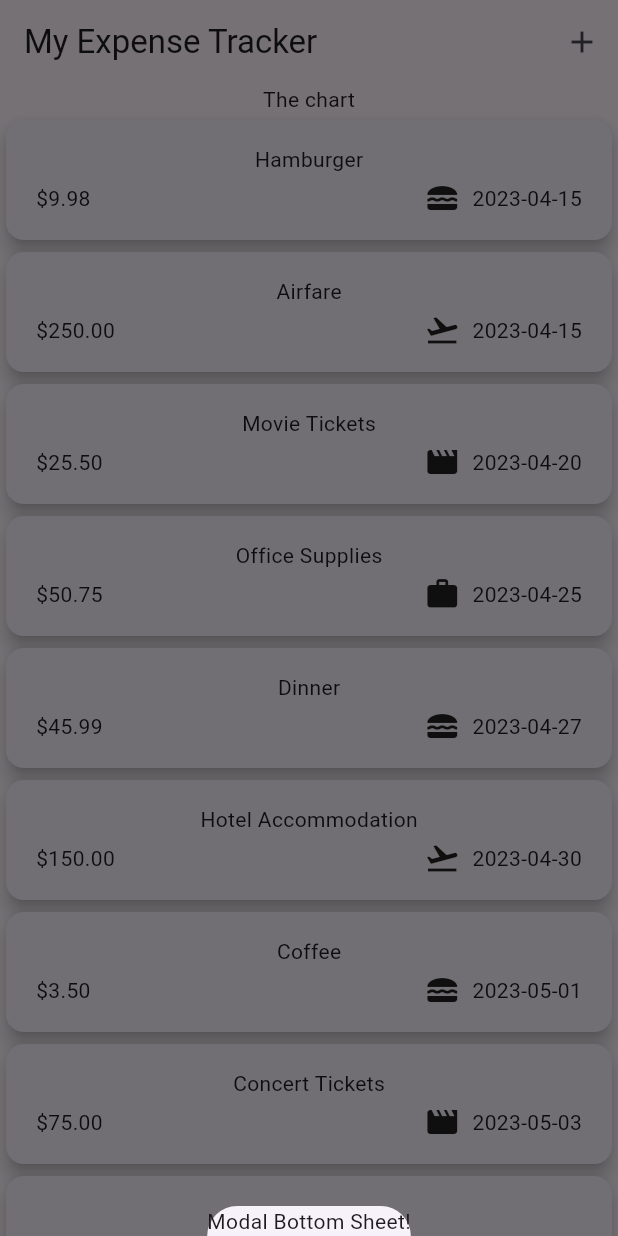
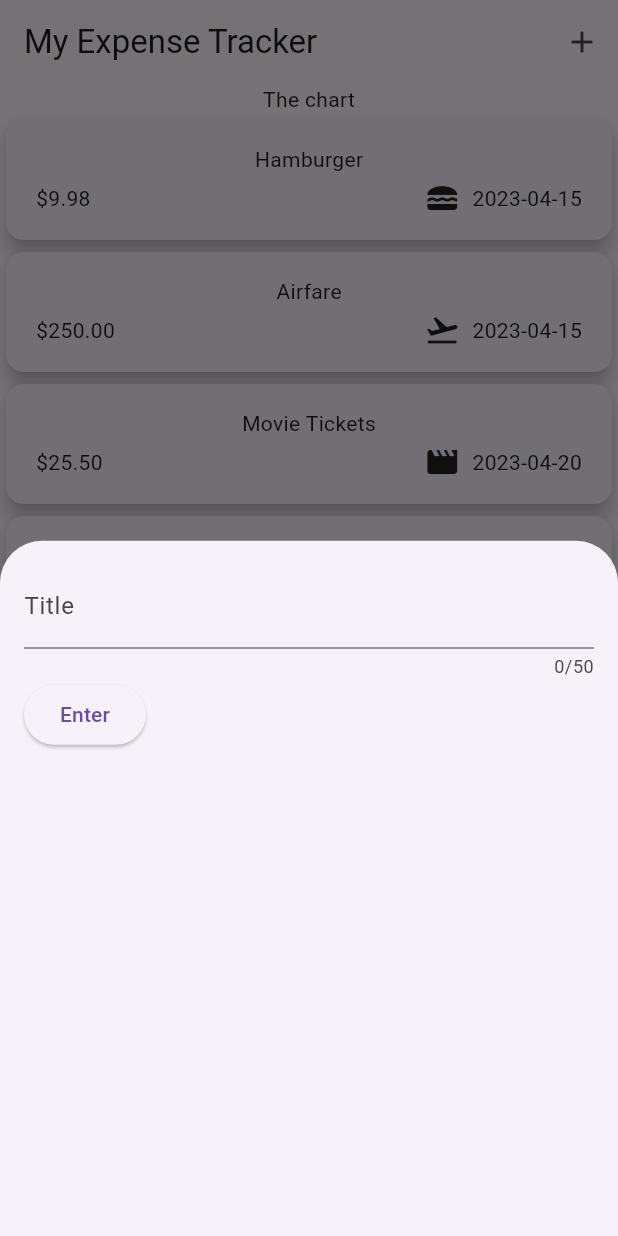
Before and after one commit to K-Mose/Flutter_Udemy_course, a Flutter app: the screen it shows after launch, after a tap on the "add" icon, on a phone screen of 412 x 824 dp. Run offline on Flutter 3.47's test engine with Material 2 defaults, Android fonts, the phone set to English and light mode, and no system bars; missing offline and left inert: dart:ffi.

Commit message:
Handling User Input With TextField Widget  - 1. onChange

```diff
--- a/expense_tracker/lib/widgets/expenses.dart
+++ b/expense_tracker/lib/widgets/expenses.dart
@@ -1,5 +1,6 @@
 import 'package:expense_tracker/widgets/expenses_list/expenses_list.dart';
 import 'package:expense_tracker/model/expense.dart';
+import 'package:expense_tracker/widgets/new_expense.dart';
 import 'package:flutter/material.dart';
 
 
@@ -95,7 +96,7 @@ class _ExpensesState extends State<Expenses> {
 
   void _openAddExpenseOverlay() {
     showModalBottomSheet(context: context, builder: (context) => Container(
-      child: Text("Modal Bottom Sheet!"),
+      child: NewExpense(),
     ));
   }
 
--- /dev/null
+++ b/expense_tracker/lib/widgets/new_expense.dart
@@ -0,0 +1,47 @@
+import 'package:flutter/material.dart';
+
+class NewExpense extends StatefulWidget {
+  const NewExpense({super.key});
+
+  @override
+  State<NewExpense> createState() {
+    return _NewExpenseState();
+  }
+}
+
+class _NewExpenseState extends State<NewExpense> {
+  /*
+  // TextField 입력방법
+  1. onChange 메소드 업데이트
+   */
+  String _title = "";
+  void _saveTitleInput(String inputValue) {
+    _title = inputValue;
+  }
+  @override
+  Widget build(BuildContext context) {
+    return Padding(
+      padding: const EdgeInsets.all(16),
+      child: Column(
+        children: [
+          TextField(
+            onChanged: _saveTitleInput,
+            maxLength: 50,
+            keyboardType: TextInputType.text,
+            decoration: const InputDecoration(
+              label: Text("Title")
+            ),
+          ),
+          Row(
+            children: [
+              ElevatedButton(
+                onPressed: () {print(_title);},
+                child: const Text("Enter")
+              )
+            ],
+          )
+        ],
+      ),
+    );
+  }
+}
```
